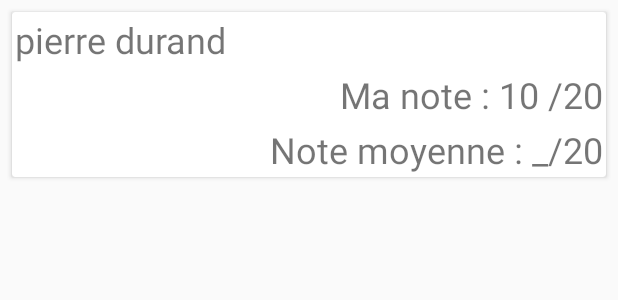
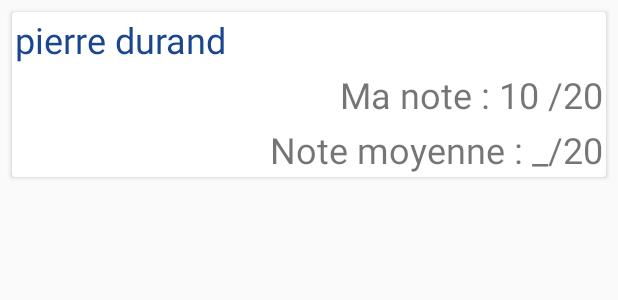
Before and after one commit to Camille235/PFEAndroid, an Android app: the layout note_validation_card.xml on its own in the app's theme, with its tools: preview values and no code run, on a phone screen of 412 x 824 dp. Shown: the top 300 px of the screen. Run offline under Robolectric (Android 15) with nearby library versions, the phone set to English and light mode, and no system bars.

Commit message:
changes for evaluation

```diff
--- a/app/src/main/java/fr/eseo/dis/camille/pfeandroid/EvaluationValidationAdaptater.java
+++ b/app/src/main/java/fr/eseo/dis/camille/pfeandroid/EvaluationValidationAdaptater.java
@@ -51,8 +51,9 @@ public class EvaluationValidationAdaptater extends RecyclerView.Adapter<Evaluati
 
         holder.studentName.setText(note.getForename() + " " + note.getSurname());
         holder.studentNote.setText("Ma note : " + note.getMynote() + "/20");
-        holder.studentNoteAverage.setText("Note moyenne : " + note.getAvgNote() + "/20");
-
+        if(note.getAvgNote() != null){
+            holder.studentNoteAverage.setText("Note moyenne : " + note.getAvgNote() + "/20");
+        }
     }
 
     @Override
--- a/app/src/main/java/fr/eseo/dis/camille/pfeandroid/NoteAdaptater.java
+++ b/app/src/main/java/fr/eseo/dis/camille/pfeandroid/NoteAdaptater.java
@@ -56,6 +56,9 @@ public class NoteAdaptater extends RecyclerView.Adapter<NoteAdaptater.NoteViewHo
         Note note = notes.get(position);
 
         holder.studentName.setText(note.getForename() + " " + note.getSurname());
+        if(note.getAvgNote() != null) {
+            holder.studentNoteAverage.setText( "Moyenne : " + note.getAvgNote() );
+        }
         holder.studentNote.setText(note.getMynote() + "");
         holder.buttonMore.setOnClickListener(new View.OnClickListener() {
             @Override
@@ -110,6 +113,7 @@ public class NoteAdaptater extends RecyclerView.Adapter<NoteAdaptater.NoteViewHo
         private final View view;
 
         private final TextView studentName;
+        private final TextView studentNoteAverage;
         private final TextView studentNote;
         private final Button buttonLess;
         private final Button buttonMore;
@@ -120,6 +124,7 @@ public class NoteAdaptater extends RecyclerView.Adapter<NoteAdaptater.NoteViewHo
             Log.d("NoteViewHolder", "NoteViewHolder()");
             this.view = view;
             studentName = (TextView) view.findViewById(R.id.student_name);
+            studentNoteAverage = (TextView) view.findViewById(R.id.text_note_average);
             studentNote = (TextView) view.findViewById(R.id.student_note);
             buttonLess = (Button) view.findViewById(R.id.button_less);
             buttonMore = (Button) view.findViewById(R.id.button_more);
--- a/app/src/main/res/layout/activity_evaluation.xml
+++ b/app/src/main/res/layout/activity_evaluation.xml
@@ -31,6 +31,7 @@
                 android:layout_width="match_parent"
                 android:layout_height="wrap_content"
                 android:orientation="horizontal">
+
 
                 <TextView
                     android:id="@+id/text_note"
--- a/app/src/main/res/layout/activity_evaluation_validation.xml
+++ b/app/src/main/res/layout/activity_evaluation_validation.xml
@@ -14,8 +14,9 @@
         android:layout_width="wrap_content"
         android:layout_height="wrap_content"
         android:padding="2dp"
-        android:text="Envoie en cours ..."
+        android:text="Envoi en cours ..."
         android:textAlignment="textEnd"
+        android:textColor="@color/darkGrey"
         android:layout_gravity="center_horizontal"
         android:textSize="24sp"/>
 
--- a/app/src/main/res/layout/note_validation_card.xml
+++ b/app/src/main/res/layout/note_validation_card.xml
@@ -23,6 +23,7 @@
                 android:padding="2dp"
                 android:text="pierre durand"
                 android:textAlignment="textStart"
+                android:textColor="@color/blue"
                 android:textSize="24sp" />
 
 
@@ -30,12 +31,12 @@
 
         <LinearLayout
             android:layout_width="match_parent"
-            android:layout_height="match_parent"
+            android:layout_height="wrap_content"
             android:orientation="vertical">
 
             <RelativeLayout
                 android:layout_width="match_parent"
-                android:layout_height="match_parent">
+                android:layout_height="wrap_content">
 
             <LinearLayout
                 android:layout_width="wrap_content"
@@ -62,7 +63,7 @@
             </RelativeLayout>
             <RelativeLayout
                 android:layout_width="match_parent"
-                android:layout_height="match_parent">
+                android:layout_height="wrap_content">
             <LinearLayout
                 android:layout_width="wrap_content"
                 android:layout_height="wrap_content"
```
Also changed, not shown: app/src/main/java/fr/eseo/dis/camille/pfeandroid/EvaluationValidationActivity.java (+11 -8 lines), app/src/main/res/layout/note_card.xml (+33 -5 lines).
